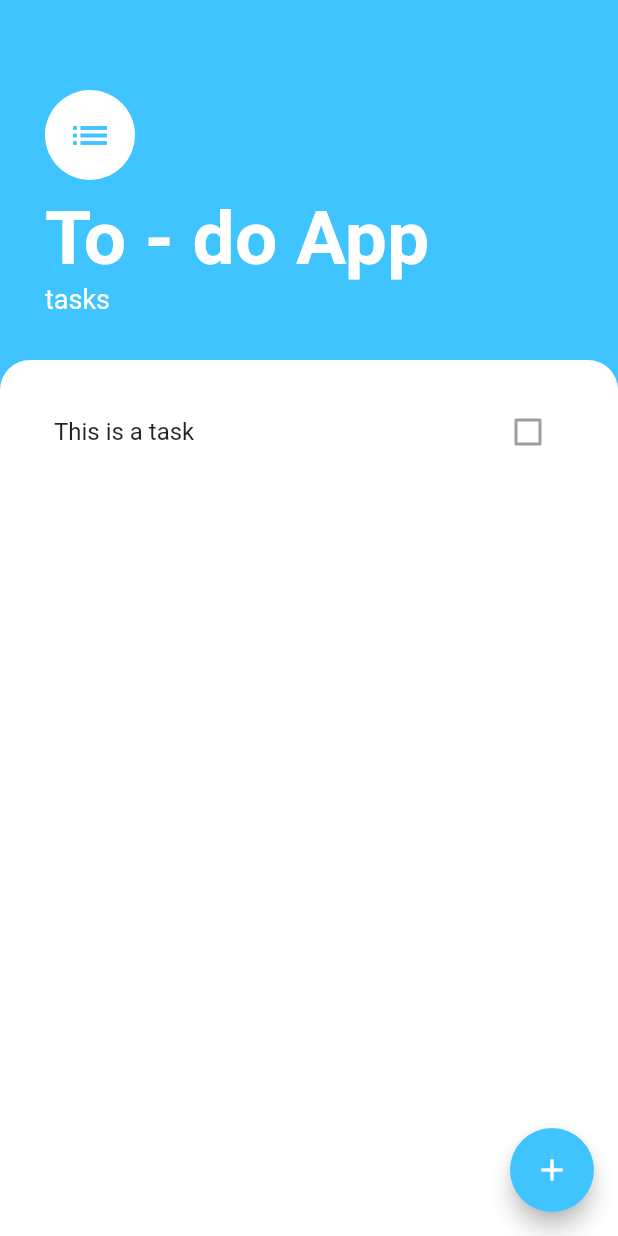
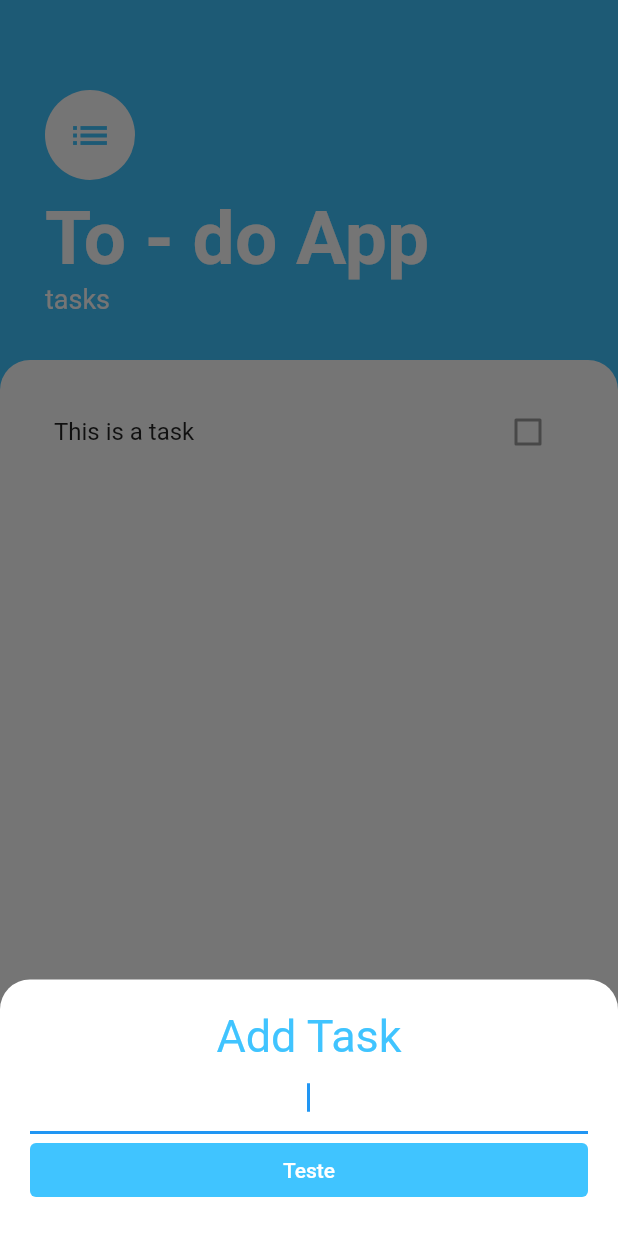
Before and after one commit to DanHausen/todo_webmobileapp_flutter, a Flutter app: the screen it shows after launch, after a tap on the "add" icon, on a phone screen of 412 x 824 dp. Run offline on Flutter 3.47's test engine with Material 2 defaults, Android fonts, the phone set to English and light mode, and no system bars.

```diff
--- /dev/null
+++ b/lib/screens/add_task_screen.dart
@@ -0,0 +1,40 @@
+import 'package:flutter/material.dart';
+
+class AddTaskScreen extends StatelessWidget {
+  @override
+  Widget build(BuildContext context) {
+    return Container(
+      padding: EdgeInsets.all(20),
+      decoration: BoxDecoration(
+        color: Colors.white,
+        borderRadius: BorderRadius.only(
+          topLeft: Radius.circular(20),
+          topRight: Radius.circular(20),
+        ),
+      ),
+      child: Column(
+        crossAxisAlignment: CrossAxisAlignment.stretch,
+        children: [
+          Text(
+            "Add Task",
+            textAlign: TextAlign.center,
+            style: TextStyle(
+              color: Colors.lightBlueAccent,
+              fontSize: 30,
+            ),
+          ),
+          TextField(
+            autofocus: true,
+            textAlign: TextAlign.center,
+          ),
+          TextButton(
+              style: TextButton.styleFrom(
+                  backgroundColor: Colors.lightBlueAccent,
+                  primary: Colors.white),
+              onPressed: () {},
+              child: Text("Teste"))
+        ],
+      ),
+    );
+  }
+}
--- a/lib/screens/task.dart
+++ b/lib/screens/task.dart
@@ -1,4 +1,5 @@
 import 'package:flutter/material.dart';
+import 'package:todo_webmobileapp_flutter/screens/add_task_screen.dart';
 import 'package:todo_webmobileapp_flutter/widgets/tasks_list.dart';
 
 class TasksScreen extends StatelessWidget {
@@ -9,7 +10,18 @@ class TasksScreen extends StatelessWidget {
       floatingActionButton: FloatingActionButton(
         backgroundColor: Colors.lightBlueAccent,
         child: Icon(Icons.add),
-        onPressed: () {},
+        onPressed: () {
+          showModalBottomSheet(
+              context: context,
+              builder: (context) => SingleChildScrollView(
+                    child: Container(
+                      padding: EdgeInsets.only(
+                          bottom: MediaQuery.of(context).viewInsets.bottom),
+                      child: AddTaskScreen(),
+                    ),
+                  ),
+              backgroundColor: Colors.transparent);
+        },
       ),
       body: Column(
         crossAxisAlignment: CrossAxisAlignment.start,
```
